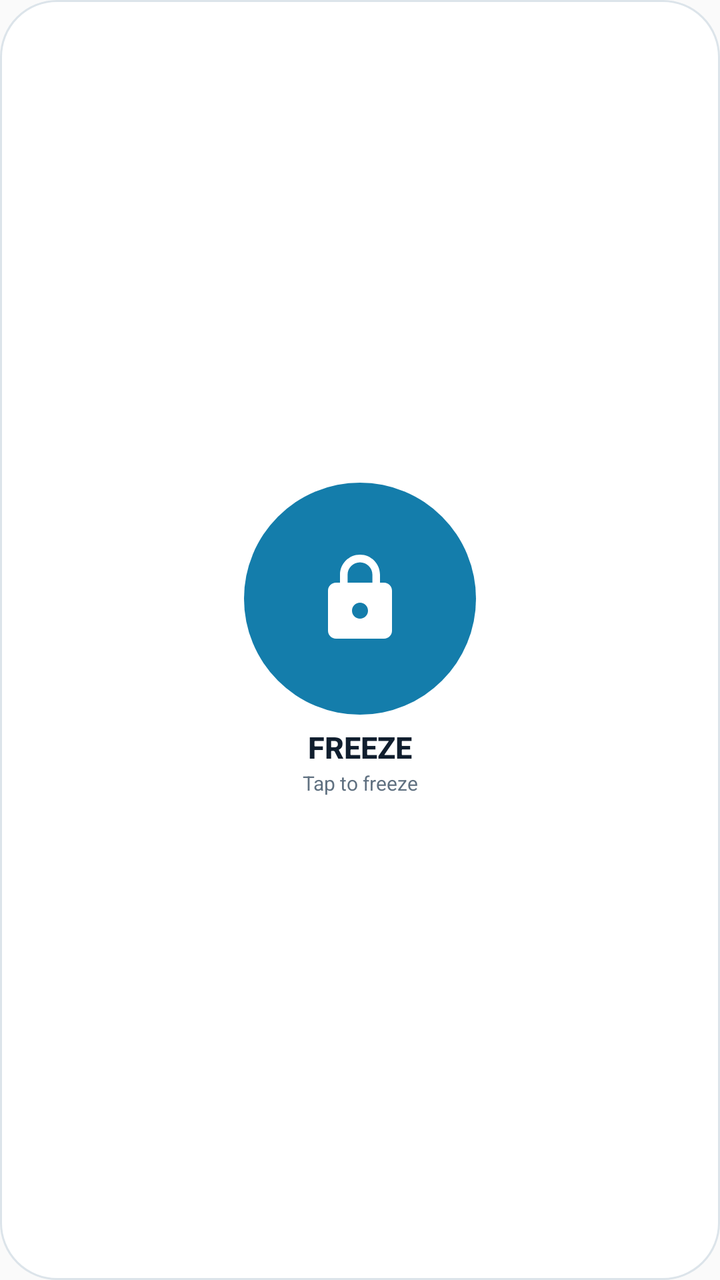
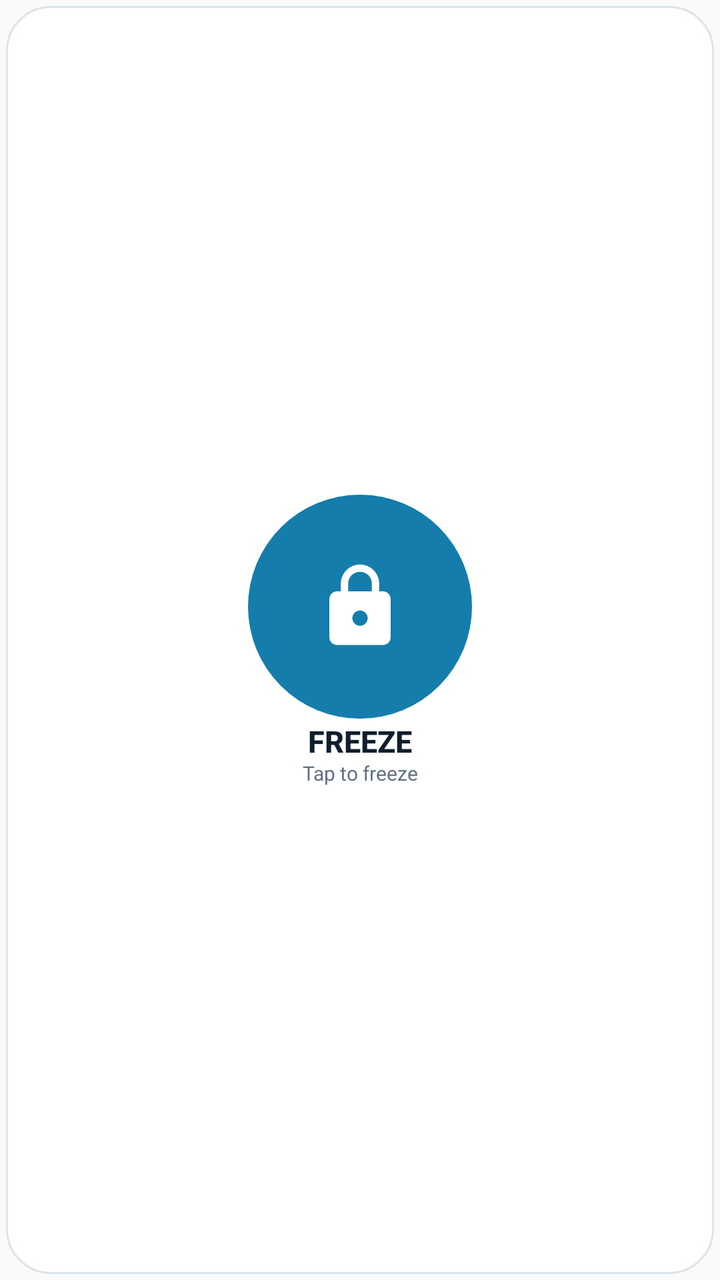

Screens rendered from an Android XML layout before and after an edit, with the pre-edit source and the edit as a unified diff.
<!-- AndroidManifest.xml: application theme android:Theme.Material.Light.NoActionBar -->
<!-- res/layout/widget_frostlock.xml -->
<?xml version="1.0" encoding="utf-8"?>
<FrameLayout xmlns:android="http://schemas.android.com/apk/res/android"
    android:id="@+id/widget_root"
    android:layout_width="match_parent"
    android:layout_height="match_parent"
    android:background="@drawable/widget_card"
    android:padding="10dp">

    <LinearLayout
        android:layout_width="match_parent"
        android:layout_height="match_parent"
        android:gravity="center"
        android:orientation="vertical">

        <FrameLayout
            android:id="@+id/widget_circle"
            android:layout_width="116dp"
            android:layout_height="116dp"
            android:background="@drawable/widget_circle_primary">

            <ImageView
                android:id="@+id/widget_icon"
                android:layout_width="48dp"
                android:layout_height="48dp"
                android:layout_gravity="center"
                android:contentDescription="@string/widget_action_description"
                android:src="@drawable/ic_widget_lock_white" />

            <ProgressBar
                android:id="@+id/widget_progress"
                style="@android:style/Widget.Material.ProgressBar.Small"
                android:layout_width="28dp"
                android:layout_height="28dp"
                android:layout_gravity="center"
                android:indeterminate="true"
                android:visibility="gone" />
        </FrameLayout>

        <TextView
            android:id="@+id/widget_label"
            android:layout_width="wrap_content"
            android:layout_height="wrap_content"
            android:layout_marginTop="6dp"
            android:fontFamily="sans-serif-medium"
            android:text="@string/widget_action_freeze"
            android:textColor="#101E2E"
            android:textSize="15sp"
            android:textStyle="bold" />

        <TextView
            android:id="@+id/widget_status"
            android:layout_width="match_parent"
            android:layout_height="wrap_content"
            android:layout_marginTop="1dp"
            android:ellipsize="end"
            android:gravity="center"
            android:maxLines="2"
            android:text="@string/widget_status_ready"
            android:textColor="#607181"
            android:textSize="10sp" />
    </LinearLayout>
</FrameLayout>
<!-- resources referenced by this layout -->
<resources>
  <!-- drawable ic_widget_lock_white (drawable) -->
  <?xml version="1.0" encoding="utf-8"?>
  <vector xmlns:android="http://schemas.android.com/apk/res/android"
      android:width="24dp"
      android:height="24dp"
      android:viewportWidth="24"
      android:viewportHeight="24">
      <path
          android:fillColor="#FFFFFF"
          android:pathData="M18,8h-1V6c0,-2.76 -2.24,-5 -5,-5S7,3.24 7,6v2H6c-1.1,0 -2,0.9 -2,2v10c0,1.1 0.9,2 2,2h12c1.1,0 2,-0.9 2,-2V10c0,-1.1 -0.9,-2 -2,-2zM12,17c-1.1,0 -2,-0.9 -2,-2s0.9,-2 2,-2 2,0.9 2,2 -0.9,2 -2,2zM15.1,8H8.9V6c0,-1.71 1.39,-3.1 3.1,-3.1 1.71,0 3.1,1.39 3.1,3.1v2z" />
  </vector>
  <!-- drawable widget_card (drawable) -->
  <?xml version="1.0" encoding="utf-8"?>
  <shape xmlns:android="http://schemas.android.com/apk/res/android"
      android:shape="rectangle">
      <corners android:radius="28dp" />
      <solid android:color="#FFFFFF" />
      <stroke
          android:width="1dp"
          android:color="#DCE4EA" />
  </shape>
  <!-- drawable widget_circle_primary (drawable) -->
  <?xml version="1.0" encoding="utf-8"?>
  <shape xmlns:android="http://schemas.android.com/apk/res/android"
      android:shape="oval">
      <solid android:color="#147DAB" />
  </shape>
  <string name="widget_action_description">Freeze or unfreeze this PC</string>
  <string name="widget_action_freeze">FREEZE</string>
  <string name="widget_status_ready">Tap to freeze</string>
</resources>

<!-- the commit's change to res/layout/widget_frostlock.xml (unified diff, before → after) -->
@@ -4,7 +4,7 @@
     android:layout_width="match_parent"
     android:layout_height="match_parent"
     android:background="@drawable/widget_card"
-    android:padding="10dp">
+    android:padding="6dp">
 
     <LinearLayout
         android:layout_width="match_parent"
@@ -14,14 +14,14 @@
 
         <FrameLayout
             android:id="@+id/widget_circle"
-            android:layout_width="116dp"
-            android:layout_height="116dp"
+            android:layout_width="112dp"
+            android:layout_height="112dp"
             android:background="@drawable/widget_circle_primary">
 
             <ImageView
                 android:id="@+id/widget_icon"
-                android:layout_width="48dp"
-                android:layout_height="48dp"
+                android:layout_width="46dp"
+                android:layout_height="46dp"
                 android:layout_gravity="center"
                 android:contentDescription="@string/widget_action_description"
                 android:src="@drawable/ic_widget_lock_white" />
@@ -40,8 +40,9 @@
             android:id="@+id/widget_label"
             android:layout_width="wrap_content"
             android:layout_height="wrap_content"
-            android:layout_marginTop="6dp"
+            android:layout_marginTop="3dp"
             android:fontFamily="sans-serif-medium"
+            android:includeFontPadding="false"
             android:text="@string/widget_action_freeze"
             android:textColor="#101E2E"
             android:textSize="15sp"
@@ -54,6 +55,7 @@
             android:layout_marginTop="1dp"
             android:ellipsize="end"
             android:gravity="center"
+            android:includeFontPadding="false"
             android:maxLines="2"
             android:text="@string/widget_status_ready"
             android:textColor="#607181"
<!-- resource entries referenced after the edit -->
@@ -13,14 +13,20 @@
   </vector>
   <!-- drawable widget_card (drawable) -->
   <?xml version="1.0" encoding="utf-8"?>
-  <shape xmlns:android="http://schemas.android.com/apk/res/android"
-      android:shape="rectangle">
-      <corners android:radius="28dp" />
-      <solid android:color="#FFFFFF" />
-      <stroke
-          android:width="1dp"
-          android:color="#DCE4EA" />
-  </shape>
+  <inset xmlns:android="http://schemas.android.com/apk/res/android"
+      android:insetBottom="3dp"
+      android:insetLeft="3dp"
+      android:insetRight="3dp"
+      android:insetTop="3dp">
+  
+      <shape android:shape="rectangle">
+          <corners android:radius="22dp" />
+          <solid android:color="#FFFFFF" />
+          <stroke
+              android:width="1dp"
+              android:color="#DCE4EA" />
+      </shape>
+  </inset>
   <!-- drawable widget_circle_primary (drawable) -->
   <?xml version="1.0" encoding="utf-8"?>
   <shape xmlns:android="http://schemas.android.com/apk/res/android"
